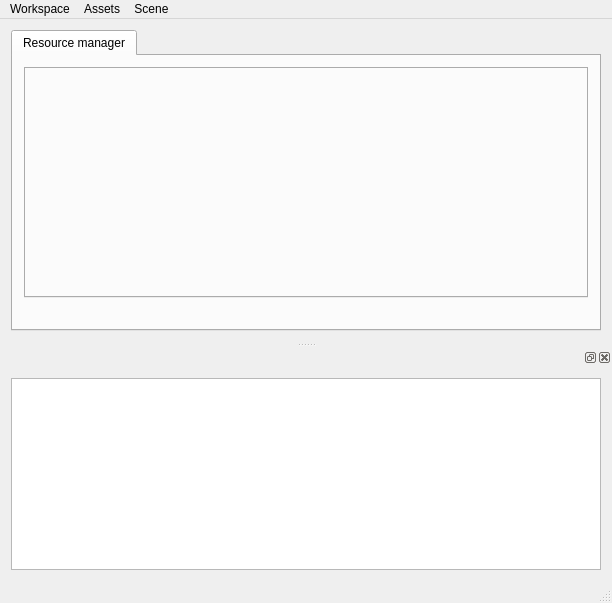
Before: the Qt Designer form src/wte/ui/WtEditor.ui in spiricn/Wt, drawn with Qt 5.
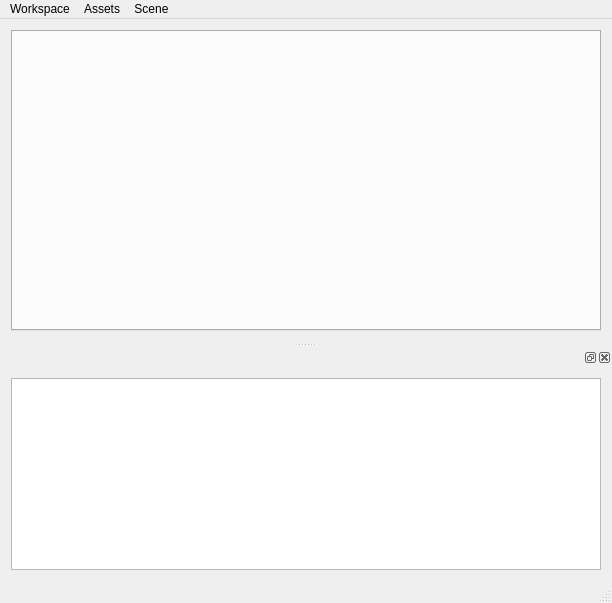
After: the same form once the commit is applied. Icons and pictures are not drawn.

Commit message: animator prcess lua bidnings; resource manager tabs moved to ResourceTool

Patch:
```diff
--- a/src/wte/ui/WtEditor.ui
+++ b/src/wte/ui/WtEditor.ui
@@ -23,29 +23,6 @@
       <property name="currentIndex">
        <number>0</number>
       </property>
-      <widget class="QWidget" name="tab_3">
-       <attribute name="title">
-        <string>Resource manager</string>
-       </attribute>
-       <layout class="QGridLayout" name="gridLayout_2">
-        <item row="0" column="0" colspan="5">
-         <widget class="QTabWidget" name="managersTabWidget"/>
-        </item>
-        <item row="2" column="4">
-         <spacer name="horizontalSpacer">
-          <property name="orientation">
-           <enum>Qt::Horizontal</enum>
-          </property>
-          <property name="sizeHint" stdset="0">
-           <size>
-            <width>706</width>
-            <height>20</height>
-           </size>
-          </property>
-         </spacer>
-        </item>
-       </layout>
-      </widget>
      </widget>
     </item>
    </layout>
```
Left out of the diff: 6 changed lines with no effect on the pictures. The commit also changes 20 other files.
